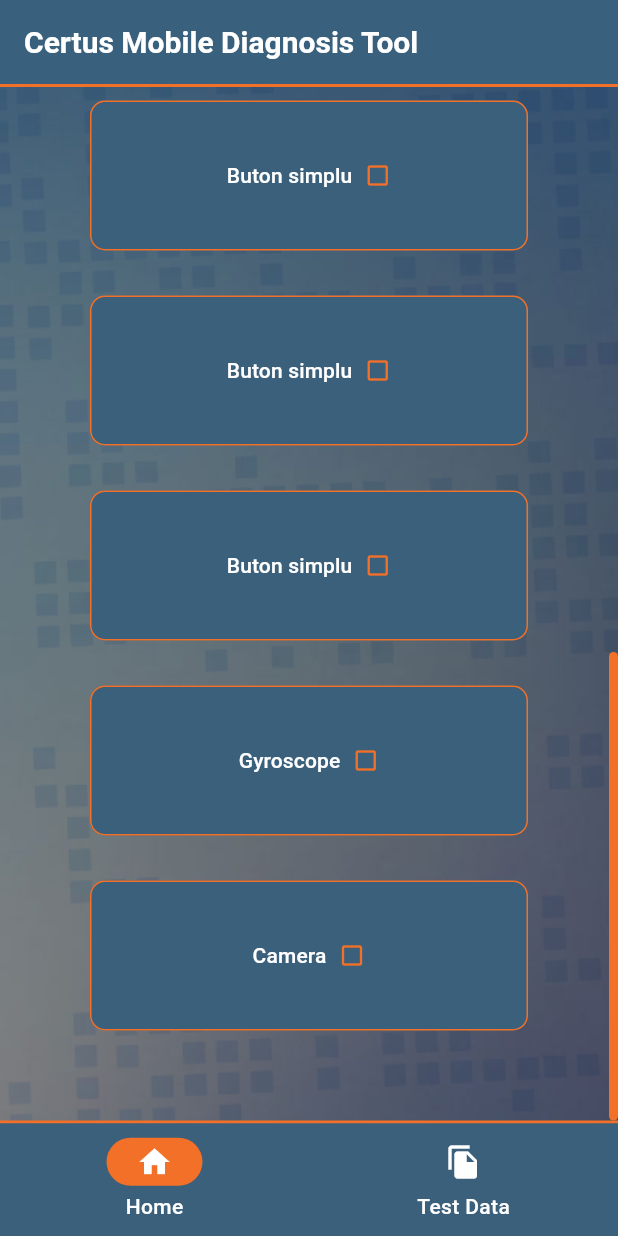
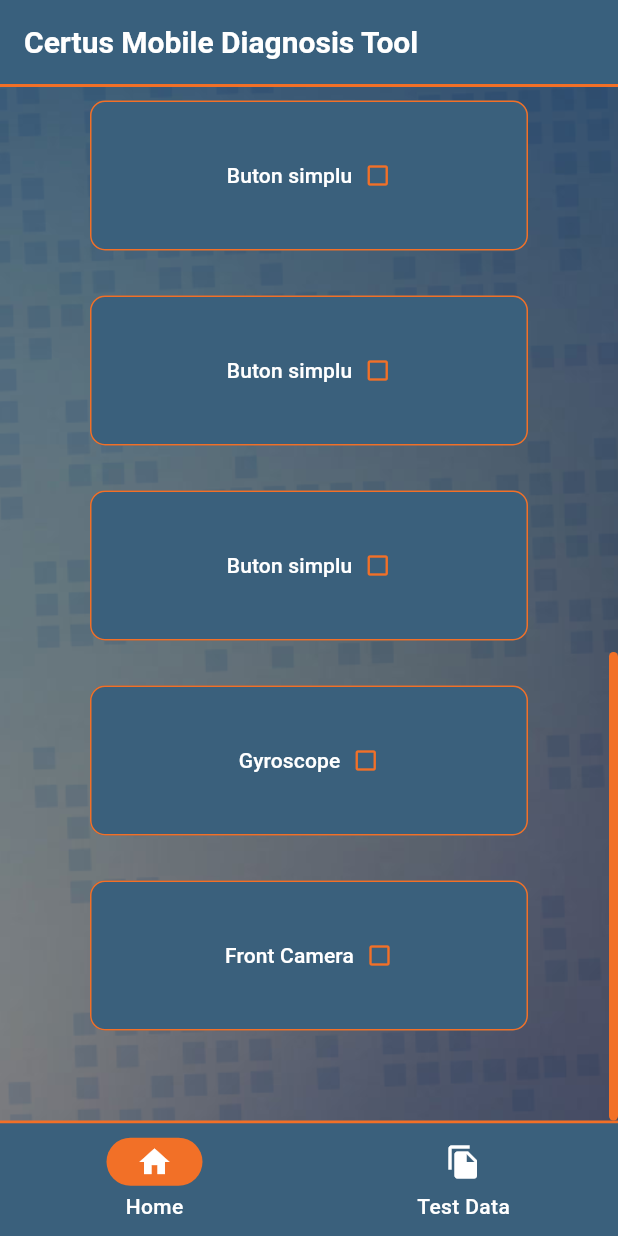
Before and after one commit to robeery/diagnosticare, a Flutter app: the screen it shows after launch, scrolled down 831 dp, on a phone screen of 412 x 824 dp. Run offline on Flutter 3.47's test engine with Material 3 defaults, Android fonts, the phone set to English and light mode, and no system bars; our stand-ins replace camera, sensors_plus, shared_preferences; missing offline and left inert: enum_to_string.

Commit message:
camera classes modified for extension and camera "specialization"

```diff
--- a/lib/app_pages/main_page.dart
+++ b/lib/app_pages/main_page.dart
@@ -33,7 +33,12 @@ class MainPageState extends State<MainPage> {
       SimpleTestButton(isBusyNotifier: isBusyNotifier),
       SimpleTestButton(isBusyNotifier: isBusyNotifier),
       GyroscopeButton(isBusyNotifier: isBusyNotifier),
-      CameraTestButton(isBusyNotifier: isBusyNotifier),
+      CameraTestButton(
+        isBusyNotifier: isBusyNotifier,
+        buttonName: 'Front Camera',
+        testId: 3,
+        cameraNumber: 0,
+      ),
     ];
   }
 
--- a/lib/test_buttons/camera_button.dart
+++ b/lib/test_buttons/camera_button.dart
@@ -104,6 +104,8 @@ class TakePictureScreenState extends State<TakePictureScreen> {
         child: const Icon(Icons.camera_alt),
       ),
 
+      //Cancel button - to be worked on later, it has a weird placement
+      /*
       bottomNavigationBar: Column(
         mainAxisAlignment: MainAxisAlignment.end,
         mainAxisSize: MainAxisSize.min,
@@ -113,12 +115,14 @@ class TakePictureScreenState extends State<TakePictureScreen> {
           TextButton.icon(
             onPressed: () {
               Navigator.pop(context);
+              testData[widget.widgetId] = TestResultCases.testNotDone;
             },
             icon: const Icon(Icons.cancel, color: Colors.white),
             label: const Text('Cancel', style: TextStyle(color: Colors.white)),
           ),
         ],
       ),
+      */
     );
   }
 }
@@ -190,16 +194,22 @@ class DisplayPictureScreen extends StatelessWidget {
 }
 
 class CameraTestButton extends BaseButton {
-  const CameraTestButton({Key? key, required ValueNotifier<bool> isBusyNotifier})
-    : super(
-        key: key,
-        testId: 3,
-        buttonName: 'Camera',
-        popUpName: 'Camera Test',
-        popUpDescription:
-            'After pressing the start button, please shake your phone in order to test the accelerometer.',
-        isBusyNotifier: isBusyNotifier,
-      );
+  final int cameraNumber;
+  const CameraTestButton({
+    Key? key,
+    required ValueNotifier<bool> isBusyNotifier,
+    required String buttonName,
+    required int testId,
+    required this.cameraNumber,
+  }) : super(
+         key: key,
+         testId: testId,
+         buttonName: buttonName,
+         popUpName: '$buttonName Test',
+         popUpDescription:
+             'After pressing the start button, please shake your phone in order to test the accelerometer.',
+         isBusyNotifier: isBusyNotifier,
+       );
 
   @override
   State<CameraTestButton> createState() => CameraTestButtonState();
@@ -210,13 +220,16 @@ class CameraTestButtonState extends BaseButtonState<CameraTestButton> {
   runTest({TestResultCases? param}) async {
     WidgetsFlutterBinding.ensureInitialized();
     final cameras = await availableCameras();
-    final firstCamera = cameras.first;
+
+    final selectedCamera = cameras[widget.cameraNumber];
 
     if (context.mounted) {
       await Navigator.of(context).push(
         MaterialPageRoute(
-          builder: (context) =>
-              TakePictureScreen(camera: firstCamera, widgetId: widget.testId),
+          builder: (context) => TakePictureScreen(
+            camera: selectedCamera,
+            widgetId: widget.testId,
+          ),
         ),
       );
     }
```
